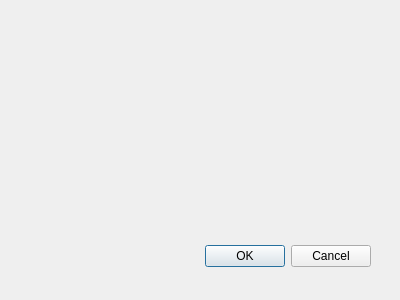
Above: OL13/addcouple.ui from naudinlo/OL13 before the change. Below: the same form after it.
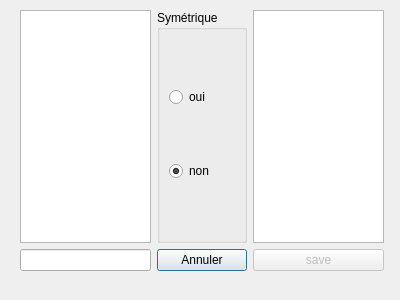
That is the form after the change.

The edit to the form file:
```diff
--- a/OL13/addcouple.ui
+++ b/OL13/addcouple.ui
@@ -15,21 +15,69 @@
   <property name="windowTitle">
    <string>Dialog</string>
   </property>
-  <widget class="QDialogButtonBox" name="buttonBox">
+  <widget class="QWidget" name="gridLayoutWidget">
    <property name="geometry">
     <rect>
-     <x>30</x>
-     <y>240</y>
-     <width>341</width>
-     <height>32</height>
+     <x>20</x>
+     <y>10</y>
+     <width>364</width>
+     <height>261</height>
     </rect>
    </property>
-   <property name="orientation">
-    <enum>Qt::Horizontal</enum>
-   </property>
-   <property name="standardButtons">
-    <set>QDialogButtonBox::Cancel|QDialogButtonBox::Ok</set>
-   </property>
+   <layout class="QGridLayout" name="gridLayout">
+    <item row="1" column="1">
+     <widget class="QGroupBox" name="sym">
+      <property name="title">
+       <string>Symétrique</string>
+      </property>
+      <layout class="QVBoxLayout" name="verticalLayout">
+       <item>
+        <widget class="QRadioButton" name="Yes">
+         <property name="text">
+          <string>oui</string>
+         </property>
+        </widget>
+       </item>
+       <item>
+        <widget class="QRadioButton" name="No">
+         <property name="text">
+          <string>non</string>
+         </property>
+         <property name="checked">
+          <bool>true</bool>
+         </property>
+        </widget>
+       </item>
+      </layout>
+     </widget>
+    </item>
+    <item row="2" column="0">
+     <widget class="QLineEdit" name="lineEdit"/>
+    </item>
+    <item row="1" column="2">
+     <widget class="QListView" name="toView"/>
+    </item>
+    <item row="1" column="0">
+     <widget class="QListView" name="From"/>
+    </item>
+    <item row="2" column="1">
+     <widget class="QPushButton" name="pushButton">
+      <property name="text">
+       <string>Annuler</string>
+      </property>
+     </widget>
+    </item>
+    <item row="2" column="2">
+     <widget class="QPushButton" name="save">
+      <property name="enabled">
+       <bool>false</bool>
+      </property>
+      <property name="text">
+       <string>save</string>
+      </property>
+     </widget>
+    </item>
+   </layout>
   </widget>
  </widget>
  <pixmapfunction/>
```
Left out of the diff: 33 changed lines with no effect on the pictures.
